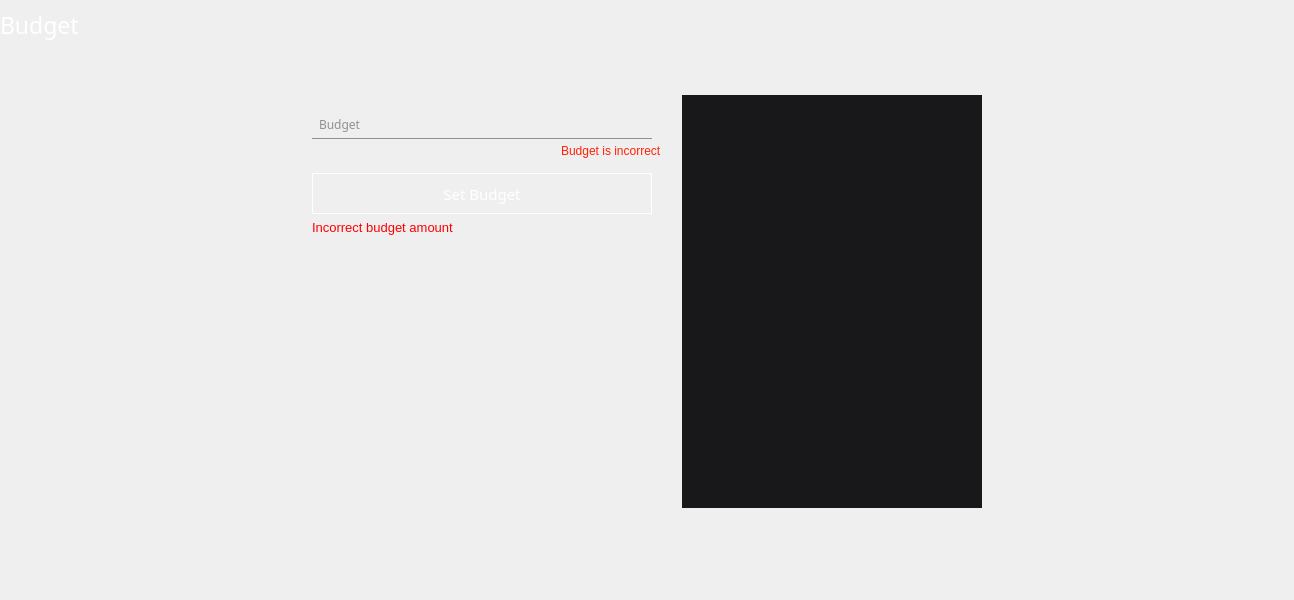
Qt form Views/Budget/BudgetView.ui (oleksandrmelnychenko/noltapp) before a commit.
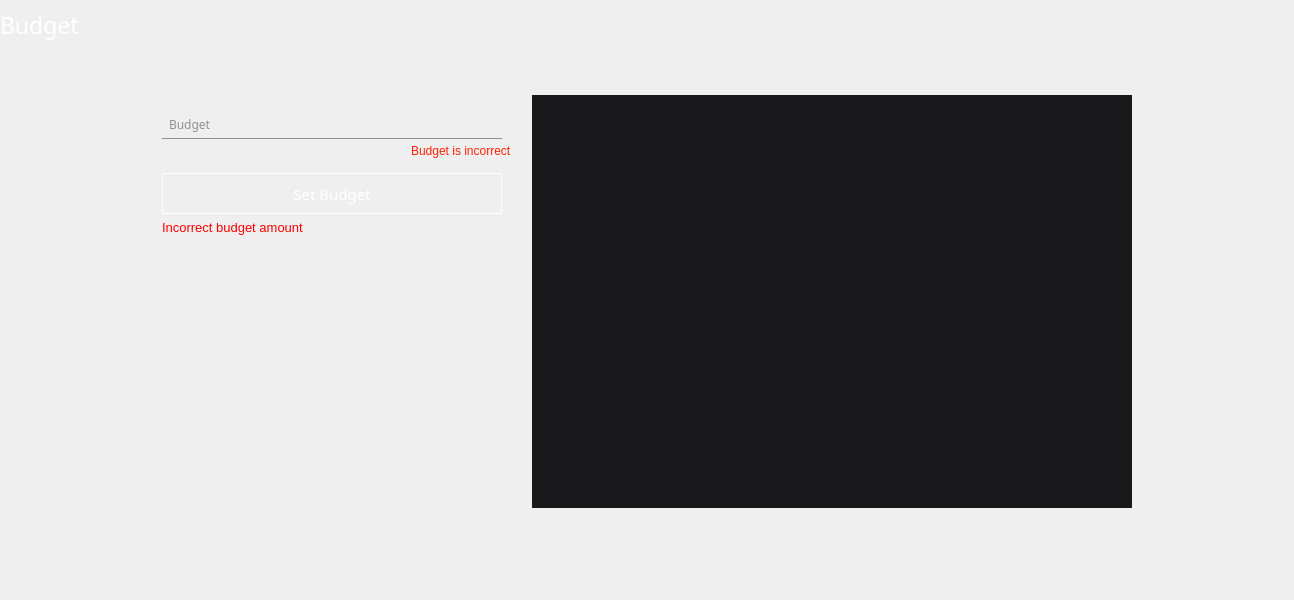
The same form after that commit. Custom widgets are drawn as their Qt base class.

Commit message: Budget view: add current budget and month Add history view

```diff
--- a/Views/Budget/BudgetView.ui
+++ b/Views/Budget/BudgetView.ui
@@ -39,9 +39,9 @@
   <widget class="QWidget" name="widget" native="true">
    <property name="geometry">
     <rect>
-     <x>302</x>
+     <x>152</x>
      <y>85</y>
-     <width>690</width>
+     <width>990</width>
      <height>433</height>
     </rect>
    </property>
@@ -94,7 +94,7 @@
      <rect>
       <x>380</x>
       <y>10</y>
-      <width>300</width>
+      <width>600</width>
       <height>413</height>
      </rect>
     </property>
@@ -107,6 +107,9 @@
     <property name="focusPolicy">
      <enum>Qt::NoFocus</enum>
     </property>
+    <property name="autoFillBackground">
+     <bool>true</bool>
+    </property>
     <property name="styleSheet">
      <string notr="true">QTableWidget#tblBudgetHistory
 {
```
The commit also changes 8 other files.
